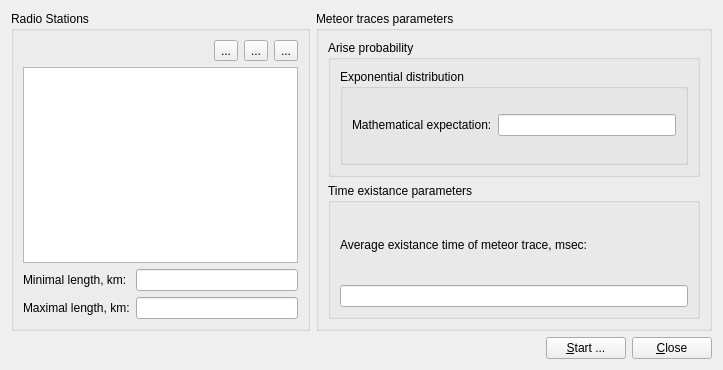
Before: the Qt Designer form src/gui/ui/meteor_radio_network_form.ui in YuriyRusinov/meteor_radio, drawn with Qt 5.
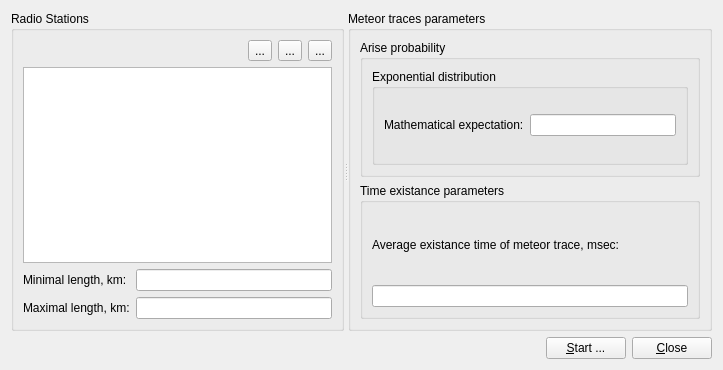
After: the same form once the commit is applied.

The edit to the form file:
```diff
--- a/src/gui/ui/meteor_radio_network_form.ui
+++ b/src/gui/ui/meteor_radio_network_form.ui
@@ -15,6 +15,10 @@
   </property>
   <layout class="QGridLayout" name="gridLayout_2">
    <item row="0" column="0">
+    <widget class="QSplitter" name="splitter">
+     <property name="orientation">
+      <enum>Qt::Horizontal</enum>
+     </property>
     <widget class="QGroupBox" name="gbStations">
      <property name="title">
       <string>Radio Stations</string>
@@ -79,8 +83,6 @@
       </item>
      </layout>
     </widget>
-   </item>
-   <item row="0" column="1">
     <widget class="QGroupBox" name="gbMeteorArise">
      <property name="title">
       <string>Meteor traces parameters</string>
@@ -135,8 +137,9 @@
       </item>
      </layout>
     </widget>
+    </widget>
    </item>
-   <item row="1" column="0" colspan="2">
+   <item row="1" column="0">
     <layout class="QHBoxLayout" name="buttonsLayout">
      <item>
       <spacer name="hButtonsSpacer">
```
Lines whose indentation alone changed are shown as unchanged.
